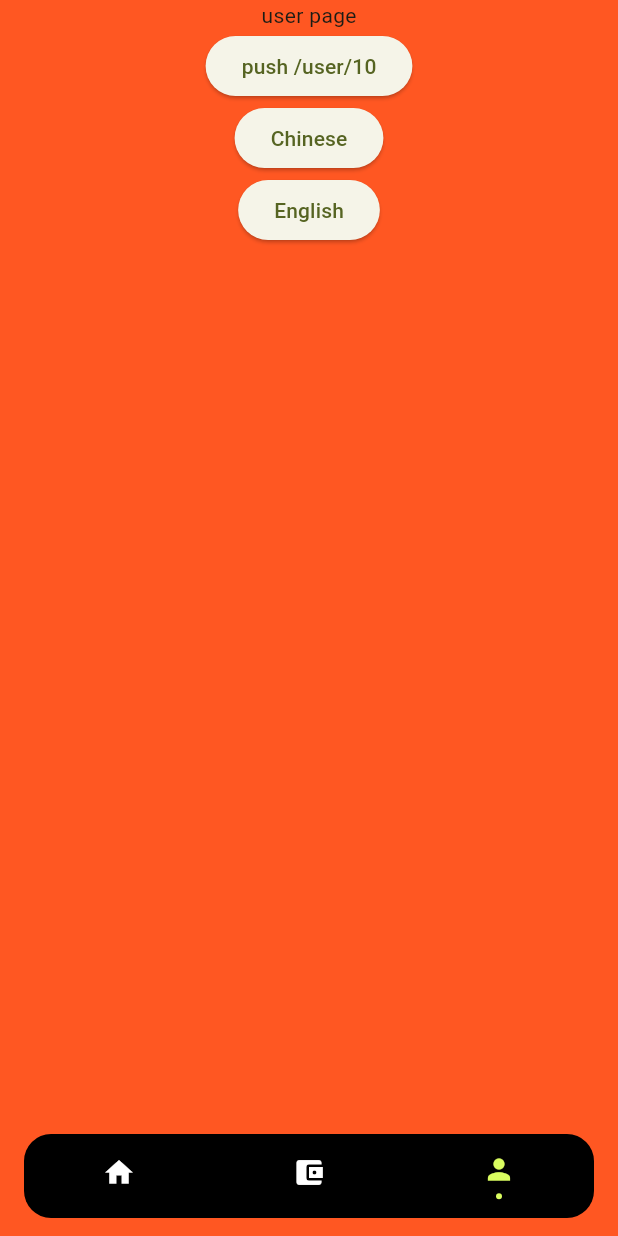
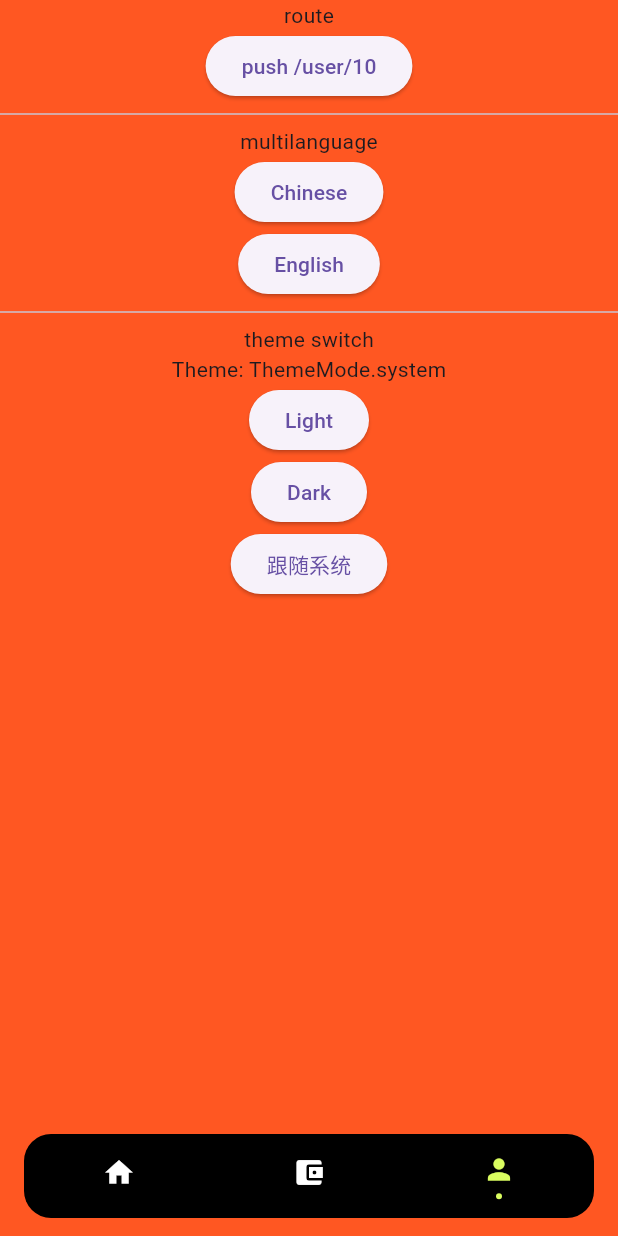
Before and after one commit to webeautiful/flutter_starter, a Flutter app: the screen it shows after launch, swiped to page 3, on a phone screen of 412 x 824 dp. Run offline on Flutter 3.47's test engine with Material 2 defaults, Android fonts, the phone set to English and light mode, and no system bars; our stand-ins replace flutter_riverpod, go_router, logger, shared_preferences; generated files the repository leaves out were written again.

Commit message:
feat: ThemeRadio

```diff
--- a/analysis_options.yaml
+++ b/analysis_options.yaml
@@ -26,9 +26,9 @@ linter:
     # prefer_single_quotes: true  # Uncomment to enable the `prefer_single_quotes` rule
 
 # riverpod
-analyzer:
-  plugins:
-    - custom_lint
+# analyzer:
+#   plugins:
+#     - custom_lint
 
 # Additional information about this file can be found at
 # https://dart.dev/guides/language/analysis-options
--- /dev/null
+++ b/lib/components/theme_radio.dart
@@ -0,0 +1,39 @@
+import 'package:flutter/material.dart';
+import 'package:flutter_riverpod/flutter_riverpod.dart';
+import 'package:flutter_starter/store/l10n.dart';
+import 'package:flutter_starter/store/theme.dart';
+
+class ThemeRadio extends ConsumerWidget {
+  const ThemeRadio({super.key});
+
+  @override
+  Widget build(BuildContext context, WidgetRef ref) {
+    var mode = ref.watch(themeProvider).toString();
+    return ref.watch(l10nProvider).maybeWhen(
+          orElse: () => const SizedBox(),
+          data: (l10n) => Column(
+            children: [
+              Text(l10n.t.theme(mode)),
+              ElevatedButton(
+                onPressed: () => ref
+                    .read(themeProvider.notifier)
+                    .setThemeMode(ThemeMode.light),
+                child: const Text('Light'),
+              ),
+              ElevatedButton(
+                onPressed: () => ref
+                    .read(themeProvider.notifier)
+                    .setThemeMode(ThemeMode.dark),
+                child: const Text('Dark'),
+              ),
+              ElevatedButton(
+                onPressed: () => ref
+                    .read(themeProvider.notifier)
+                    .setThemeMode(ThemeMode.system),
+                child: const Text('跟随系统'),
+              ),
+            ],
+          ),
+        );
+  }
+}
--- a/lib/l10n/app_en.arb
+++ b/lib/l10n/app_en.arb
@@ -3,5 +3,7 @@
 	"@helloWorld": {"placeholders": {"world": {}}},
   "searchPlaceholder": "Search...",
   "zh": "Chinese",
-  "en": "English"
+  "en": "English",
+  "theme": "Theme: {mode}",
+	"@theme": {"placeholders": {"mode": {}}}
 }
--- a/lib/l10n/app_zh.arb
+++ b/lib/l10n/app_zh.arb
@@ -3,5 +3,7 @@
   "@helloWorld": {"placeholders": {"world": {}}},
   "searchPlaceholder": "搜索...",
   "zh": "中文",
-  "en": "英文"
+  "en": "英文",
+  "theme": "主题: {mode}",
+	"@theme": {"placeholders": {"mode": {}}}
 }
--- a/lib/main.dart
+++ b/lib/main.dart
@@ -1,6 +1,7 @@
 import 'package:flutter/material.dart';
 import 'package:flutter_riverpod/flutter_riverpod.dart';
 import 'package:flutter_starter/router.dart';
+import 'package:flutter_starter/store/theme.dart';
 import 'package:flutter_starter/styles/app_colors.dart';
 import 'package:flutter_gen/gen_l10n/app_localizations.dart';
 
@@ -12,19 +13,28 @@ void main() async {
   );
 }
 
-class MyApp extends StatelessWidget {
+class MyApp extends ConsumerWidget {
   const MyApp({super.key});
 
   // This widget is the root of your application.
   @override
-  Widget build(BuildContext context) {
+  Widget build(BuildContext context, WidgetRef ref) {
     return MaterialApp.router(
       debugShowCheckedModeBanner: false,
       title: 'Flutter Demo',
+
+      // theme
       theme: ThemeData(
-        colorScheme: ColorScheme.fromSeed(seedColor: AppColors.primary),
         useMaterial3: true,
+        brightness: Brightness.light,
+        primaryColor: Colors.redAccent,
       ),
+      darkTheme: ThemeData(
+        useMaterial3: true,
+        brightness: Brightness.dark,
+        primaryColor: AppColors.primary,
+      ),
+      themeMode: ref.watch(themeProvider),
 
       // route
       routerConfig: appRouter,
--- a/lib/page/user/index/page.dart
+++ b/lib/page/user/index/page.dart
@@ -1,6 +1,7 @@
 import 'package:flutter/material.dart';
 import 'package:flutter_riverpod/flutter_riverpod.dart';
 import 'package:flutter_starter/components/language_radio.dart';
+import 'package:flutter_starter/components/theme_radio.dart';
 import 'package:flutter_starter/router.dart';
 import 'package:flutter_starter/utils/log_util.dart';
 
@@ -32,12 +33,17 @@ class _WalletPageState extends ConsumerState<UserPage> {
       child: SafeArea(
         child: Column(
           children: [
-            const Text('user page'),
+            const Text('route'),
             ElevatedButton(
               onPressed: () => appRouter.push(RoutePaths.userInfo('10')),
               child: const Text('push /user/10'),
             ),
-            const LanguageRadio()
+            const Divider(),
+            const Text('multilanguage'),
+            const LanguageRadio(),
+            const Divider(),
+            const Text('theme switch'),
+            const ThemeRadio(),
           ],
         ),
       ),
--- /dev/null
+++ b/lib/store/theme.dart
@@ -0,0 +1,17 @@
+import 'package:flutter/material.dart';
+import 'package:flutter_riverpod/flutter_riverpod.dart';
+
+class ThemeNotifier extends Notifier<ThemeMode> {
+  @override
+  ThemeMode build() {
+    return ThemeMode.system;
+  }
+
+  void setThemeMode(ThemeMode mode) {
+    state = mode;
+  }
+}
+
+final themeProvider = NotifierProvider<ThemeNotifier, ThemeMode>(
+  () => ThemeNotifier(),
+);
--- a/widgetbook/widgetbook.dart
+++ b/widgetbook/widgetbook.dart
@@ -2,6 +2,7 @@ import 'package:flutter/material.dart';
 import 'package:flutter_starter/components/custom_bottom_navigation_bar.dart';
 import 'package:flutter_starter/components/language_radio.dart';
 import 'package:flutter_starter/components/simple_bottom_navigation_bar.dart';
+import 'package:flutter_starter/components/theme_radio.dart';
 import 'package:flutter_starter/page/home/page.dart';
 import 'package:flutter_starter/page/main/page.dart';
 import 'package:flutter_starter/page/user/index/page.dart';
@@ -102,6 +103,15 @@ class HotReload extends StatelessWidget {
                 ),
               ],
             ),
+            WidgetbookComponent(
+              name: '多主题',
+              useCases: [
+                WidgetbookUseCase(
+                  name: 'simple',
+                  builder: (context) => const ThemeRadio(),
+                ),
+              ],
+            ),
           ],
         ),
       ],
```
